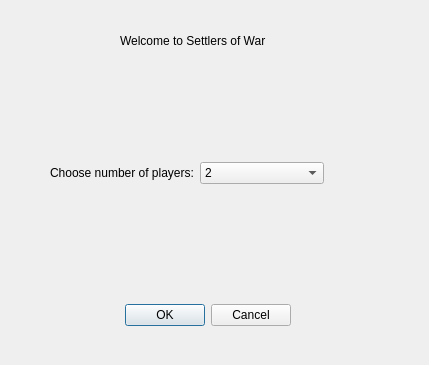
Qt form Main/welcomescreen.ui (kateosborn10/catan) before a commit.
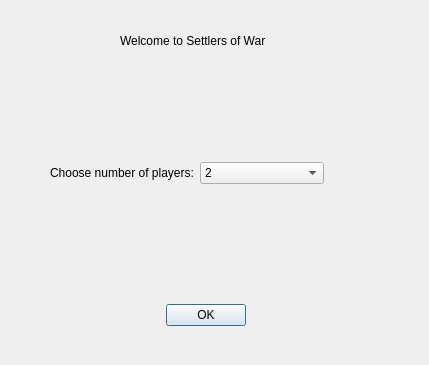
The same form after that commit.

Patch:
```diff
--- a/Main/welcomescreen.ui
+++ b/Main/welcomescreen.ui
@@ -26,7 +26,10 @@
     <enum>Qt::Horizontal</enum>
    </property>
    <property name="standardButtons">
-    <set>QDialogButtonBox::Cancel|QDialogButtonBox::Ok</set>
+    <set>QDialogButtonBox::Ok</set>
+   </property>
+   <property name="centerButtons">
+    <bool>true</bool>
    </property>
   </widget>
   <widget class="QLabel" name="label">
@@ -42,7 +45,7 @@
     <string>Welcome to Settlers of War</string>
    </property>
   </widget>
-  <widget class="QWidget" name="">
+  <widget class="QWidget" name="layoutWidget">
    <property name="geometry">
     <rect>
      <x>50</x>
```
